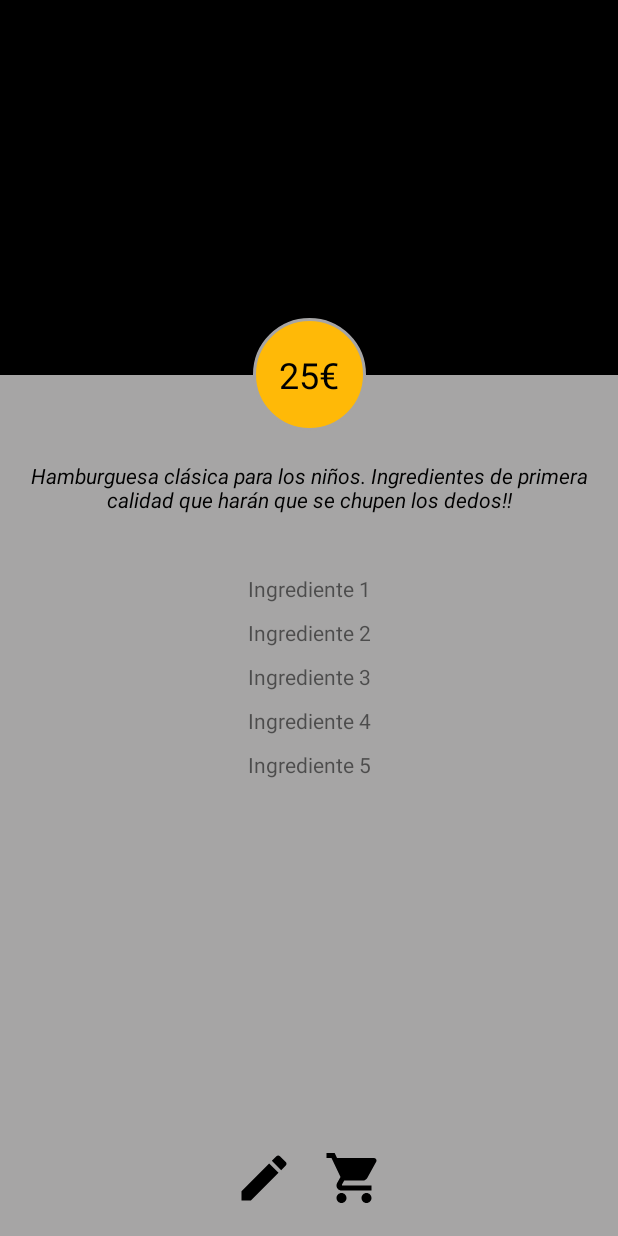
After one commit to joseolivagarcia/hAPPburguer, an Android app: the layout burguer_item_container.xml on its own in the app's theme, with its tools: preview values and no code run, on a phone screen of 412 x 824 dp. The commit adds this screen. Run offline under Robolectric (Android 15) with nearby library versions, the phone set to English and light mode, and no system bars.

Commit message:
Preparado item para rellenar el viewpager

```diff
--- /dev/null
+++ b/app/src/main/res/drawable/ic_editar.xml
@@ -0,0 +1,5 @@
+<vector android:height="50dp" android:tint="#000000"
+    android:viewportHeight="24" android:viewportWidth="24"
+    android:width="50dp" xmlns:android="http://schemas.android.com/apk/res/android">
+    <path android:fillColor="@android:color/white" android:pathData="M3,17.25V21h3.75L17.81,9.94l-3.75,-3.75L3,17.25zM20.71,7.04c0.39,-0.39 0.39,-1.02 0,-1.41l-2.34,-2.34c-0.39,-0.39 -1.02,-0.39 -1.41,0l-1.83,1.83 3.75,3.75 1.83,-1.83z"/>
+</vector>
--- /dev/null
+++ b/app/src/main/res/drawable/icon_background.xml
@@ -0,0 +1,9 @@
+<?xml version="1.0" encoding="utf-8"?>
+<shape xmlns:android="http://schemas.android.com/apk/res/android"
+    android:shape="oval">
+    <stroke android:color="@color/greylight"
+        android:width="2dp"/>
+
+    <solid android:color="@color/dorado"/>
+
+</shape>
--- /dev/null
+++ b/app/src/main/res/drawable/icon_outer_background.xml
@@ -0,0 +1,6 @@
+<?xml version="1.0" encoding="utf-8"?>
+<shape xmlns:android="http://schemas.android.com/apk/res/android"
+    android:shape="oval">
+    <solid android:color="@color/greylight"/>
+
+</shape>
--- /dev/null
+++ b/app/src/main/res/layout/burguer_item_container.xml
@@ -0,0 +1,120 @@
+<?xml version="1.0" encoding="utf-8"?>
+<androidx.constraintlayout.widget.ConstraintLayout xmlns:android="http://schemas.android.com/apk/res/android"
+    android:layout_width="match_parent"
+    android:layout_height="match_parent"
+    xmlns:app="http://schemas.android.com/apk/res-auto"
+    xmlns:tools="http://schemas.android.com/tools"
+    android:background="@color/greylight">
+
+    <ImageView
+        android:id="@+id/fotoburguer"
+        android:layout_width="match_parent"
+        android:layout_height="250dp"
+        app:layout_constraintTop_toTopOf="parent"
+        app:layout_constraintStart_toStartOf="parent"
+        app:layout_constraintEnd_toEndOf="parent"
+        tools:src="@color/black"/>
+
+    <TextView
+        android:id="@+id/tvprecio"
+        android:layout_width="75dp"
+        android:layout_height="75dp"
+        android:layout_marginTop="212dp"
+        android:background="@drawable/icon_background"
+        app:layout_constraintEnd_toEndOf="parent"
+        app:layout_constraintStart_toStartOf="parent"
+        app:layout_constraintTop_toTopOf="parent"
+        tools:text="25€"
+        android:gravity="center_vertical|center_horizontal"
+        android:textSize="24dp"
+        android:textColor="@color/black"/>
+    <TextView
+        android:id="@+id/tvdescripcion"
+        android:layout_width="match_parent"
+        android:layout_height="wrap_content"
+        android:layout_marginTop="20dp"
+        android:layout_marginRight="20dp"
+        android:layout_marginLeft="20dp"
+        app:layout_constraintTop_toBottomOf="@id/tvprecio"
+        app:layout_constraintStart_toStartOf="parent"
+        app:layout_constraintEnd_toEndOf="parent"
+        android:textColor="@color/black"
+        tools:text="Hamburguesa clásica para los niños. Ingredientes de primera calidad que harán que se chupen los dedos!!"
+        android:textStyle="italic"
+        android:gravity="center"/>
+    <TextView
+        android:id="@+id/tvingrediente1"
+        android:layout_width="match_parent"
+        android:layout_height="wrap_content"
+        app:layout_constraintTop_toBottomOf="@id/tvdescripcion"
+        app:layout_constraintStart_toStartOf="parent"
+        app:layout_constraintEnd_toEndOf="parent"
+        android:layout_marginTop="40dp"
+        tools:text="Ingrediente 1"
+        android:gravity="center"/>
+    <TextView
+        android:id="@+id/tvingrediente2"
+        android:layout_width="match_parent"
+        android:layout_height="wrap_content"
+        app:layout_constraintTop_toBottomOf="@id/tvingrediente1"
+        app:layout_constraintStart_toStartOf="parent"
+        app:layout_constraintEnd_toEndOf="parent"
+        android:layout_marginTop="10dp"
+        tools:text="Ingrediente 2"
+        android:gravity="center"/>
+    <TextView
+        android:id="@+id/tvingrediente3"
+        android:layout_width="match_parent"
+        android:layout_height="wrap_content"
+        app:layout_constraintTop_toBottomOf="@id/tvingrediente2"
+        app:layout_constraintStart_toStartOf="parent"
+        app:layout_constraintEnd_toEndOf="parent"
+        android:layout_marginTop="10dp"
+        tools:text="Ingrediente 3"
+        android:gravity="center"/>
+    <TextView
+        android:id="@+id/tvingrediente4"
+        android:layout_width="match_parent"
+        android:layout_height="wrap_content"
+        app:layout_constraintTop_toBottomOf="@id/tvingrediente3"
+        app:layout_constraintStart_toStartOf="parent"
+        app:layout_constraintEnd_toEndOf="parent"
+        android:layout_marginTop="10dp"
+        tools:text="Ingrediente 4"
+        android:gravity="center"/>
+    <TextView
+        android:id="@+id/tvingrediente5"
+        android:layout_width="match_parent"
+        android:layout_height="wrap_content"
+        app:layout_constraintTop_toBottomOf="@id/tvingrediente4"
+        app:layout_constraintStart_toStartOf="parent"
+        app:layout_constraintEnd_toEndOf="parent"
+        android:layout_marginTop="10dp"
+        tools:text="Ingrediente 5"
+        android:gravity="center"/>
+
+    <LinearLayout
+        android:layout_width="match_parent"
+        android:layout_height="wrap_content"
+        android:gravity="center"
+        app:layout_constraintBottom_toBottomOf="parent"
+        app:layout_constraintTop_toTopOf="parent"
+        app:layout_constraintVertical_bias="0.976"
+        app:layout_constraintStart_toStartOf="parent"
+        app:layout_constraintEnd_toEndOf="parent">
+
+        <ImageView
+            android:id="@+id/btneditar"
+            android:layout_width="40dp"
+            android:layout_height="40dp"
+            android:src="@drawable/ic_editar"
+            android:layout_marginRight="20dp"/>
+
+        <ImageView
+            android:id="@+id/btncarrito"
+            android:layout_width="40dp"
+            android:layout_height="40dp"
+            android:src="@drawable/ic_carrito" />
+    </LinearLayout>
+
+</androidx.constraintlayout.widget.ConstraintLayout>
--- a/app/src/main/res/values/colors.xml
+++ b/app/src/main/res/values/colors.xml
@@ -9,4 +9,5 @@
     <color name="white">#FFFFFFFF</color>
 
     <color name="greylight">#A6A5A5</color>
+    <color name="dorado">#FFB907</color>
 </resources>
```
